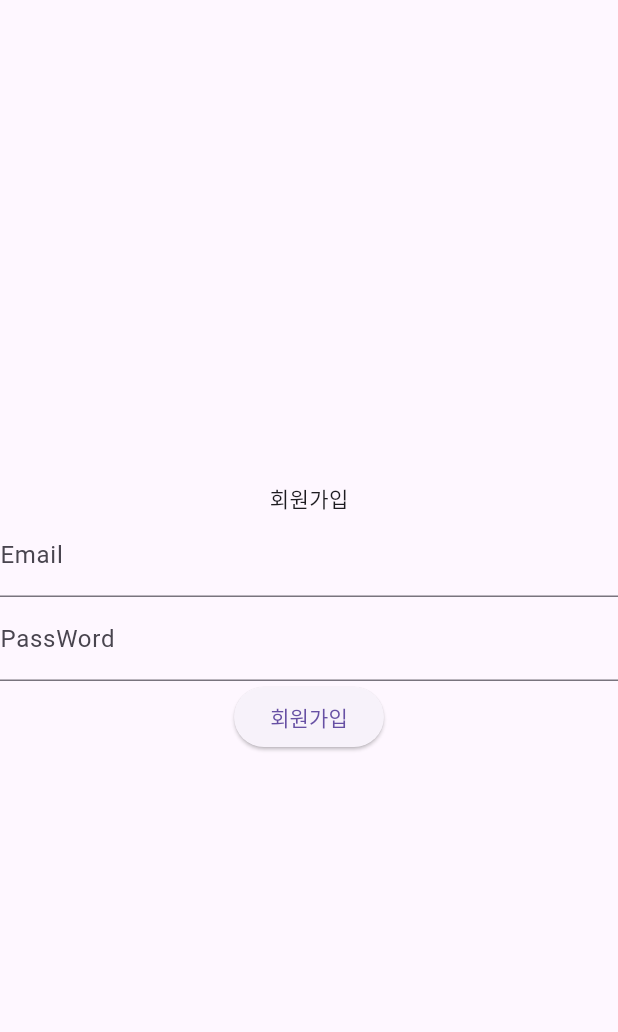
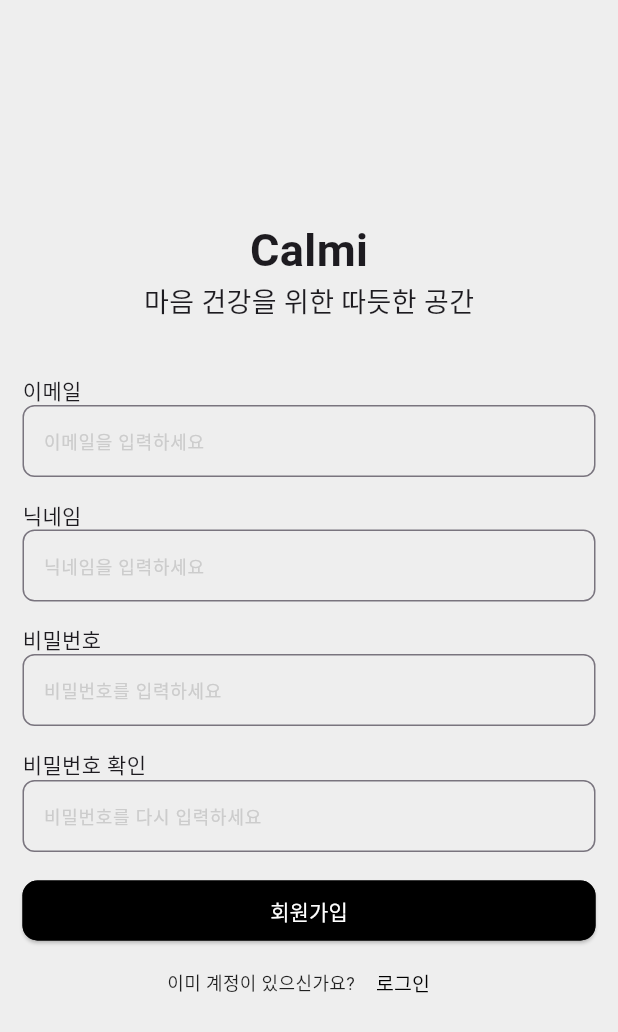
Before and after one commit to KimHyunSookhs/mental-health-care-program, a Flutter app: the SignupScreen screen opened by its route, on a phone screen of 412 x 824 dp. Shown: the top 1032 px of the screen. Run offline on Flutter 3.47's test engine with Material 3 defaults, Android fonts, the phone set to English and light mode, and no system bars; our stand-ins replace firebase_auth, firebase_core, freezed_annotation, get_it, go_router; accounts and stored records are empty; generated files the repository leaves out were written again; network calls fail; Roboto replaces fonts that are missing (42dotSans).

Commit message:
feat : signUpScreen 디자인 완료

```diff
--- a/lib/core/routing/router.dart
+++ b/lib/core/routing/router.dart
@@ -5,6 +5,7 @@ import 'package:mental_health_care/presentation/bottom_navigation_bar/bottom_nav
 import 'package:mental_health_care/presentation/haru/haru_screen.dart';
 import 'package:mental_health_care/presentation/haru/haru_view_model.dart';
 import 'package:mental_health_care/presentation/secret_store/secret_stroe_screen.dart';
+import 'package:mental_health_care/presentation/sign_in_screen/sign_in_screen.dart';
 import 'package:mental_health_care/presentation/signup_screen/sign_up_screen.dart';
 import 'package:mental_health_care/presentation/splashscreen/splash_screen.dart';
 
@@ -25,6 +26,9 @@ final router = GoRouter(
       GoRoute(
           path: Routes.signUpScreen,
           builder: (context, state) => SignupScreen(viewModel: getIt())),
+      GoRoute(
+          path: Routes.signInScreen,
+          builder: (context, state) => SignInScreen()),
       StatefulShellRoute.indexedStack(
           builder: (context, state, navigationShell) {
             return BottomNavigationBarScaffold(
--- a/lib/core/routing/routes.dart
+++ b/lib/core/routing/routes.dart
@@ -4,4 +4,5 @@ abstract class Routes {
   static const String secretStoreScreen = '/secret-store-screen';
   static const String splashScreen = '/splash-screen';
   static const String signUpScreen = '/sign-up-screen';
+  static const String signInScreen = '/sign-in-screen';
 }
--- /dev/null
+++ b/lib/presentation/component/button_styles.dart
@@ -0,0 +1,12 @@
+import 'package:flutter/material.dart';
+
+abstract class ButtonStyles {
+  static final ButtonStyle signInButton = ElevatedButton.styleFrom(
+    backgroundColor: Colors.black,
+    padding: const EdgeInsets.symmetric(horizontal: 15, vertical: 8),
+    shape: RoundedRectangleBorder(
+      borderRadius: BorderRadius.all(Radius.circular(10)),
+      side: BorderSide(color: Colors.black),
+    ),
+  );
+}
--- /dev/null
+++ b/lib/presentation/sign_in_screen/sign_in_screen.dart
@@ -0,0 +1,14 @@
+import 'package:flutter/material.dart';
+
+class SignInScreen extends StatelessWidget {
+  const SignInScreen({super.key});
+
+  @override
+  Widget build(BuildContext context) {
+    return Scaffold(
+      body: Center(
+        child: Text('로그인'),
+      ),
+    );
+  }
+}
--- a/lib/presentation/signup_screen/sign_up_screen.dart
+++ b/lib/presentation/signup_screen/sign_up_screen.dart
@@ -1,5 +1,10 @@
 import 'package:flutter/material.dart';
+import 'package:go_router/go_router.dart';
+import 'package:mental_health_care/core/routing/routes.dart';
+import 'package:mental_health_care/core/ui/color_style.dart';
 import 'package:mental_health_care/presentation/signup_screen/sign_up_view_model.dart';
+
+import '../component/button_styles.dart';
 
 class SignupScreen extends StatefulWidget {
   final SignUpViewModel viewModel;
@@ -30,25 +35,138 @@ class _SignupScreenState extends State<SignupScreen> {
   @override
   Widget build(BuildContext context) {
     return Scaffold(
-      body: Column(
+      body: Container(
+        color: ColorStyle.lightGrey,
+        padding: const EdgeInsets.symmetric(horizontal: 15, vertical: 60),
+        child: Column(
           mainAxisAlignment: MainAxisAlignment.center,
           children: [
-          Text('회원가입'),
+            Text(
+              'Calmi',
+              style: TextStyle(fontSize: 30, fontWeight: FontWeight.w600),
+            ),
+            Text('마음 건강을 위한 따듯한 공간',
+                style: TextStyle(fontSize: 18, fontWeight: FontWeight.w300)),
+            SizedBox(
+              height: 15,
+            ),
+            SizedBox(
+              height: 20,
+            ),
+            Align(
+              alignment: Alignment.centerLeft,
+              child: Text(
+                '이메일',
+              ),
+            ),
             TextField(
               controller: _emailController,
-            decoration: InputDecoration(labelText: 'Email'),
+              decoration: InputDecoration(
+                  contentPadding:
+                      EdgeInsets.symmetric(horizontal: 10, vertical: 3),
+                  border: OutlineInputBorder(
+                      borderRadius: BorderRadius.circular(8),
+                      borderSide: BorderSide(color: ColorStyle.moreDarkGrey)),
+                  hintText: '이메일을 입력하세요',
+                  hintStyle:
+                      TextStyle(color: ColorStyle.moreDarkGrey, fontSize: 12)),
+            ),
+            SizedBox(
+              height: 15,
+            ),
+            Align(
+              alignment: Alignment.centerLeft,
+              child: Text(
+                '닉네임',
+              ),
+            ),
+            TextField(
+              controller: _emailController,
+              decoration: InputDecoration(
+                  contentPadding:
+                      EdgeInsets.symmetric(horizontal: 10, vertical: 3),
+                  border: OutlineInputBorder(
+                      borderRadius: BorderRadius.circular(8),
+                      borderSide: BorderSide(color: ColorStyle.moreDarkGrey)),
+                  hintText: '닉네임을 입력하세요',
+                  hintStyle:
+                      TextStyle(color: ColorStyle.moreDarkGrey, fontSize: 12)),
+            ),
+            SizedBox(
+              height: 15,
+            ),
+            Align(
+              alignment: Alignment.centerLeft,
+              child: Text(
+                '비밀번호',
+              ),
             ),
             TextField(
               controller: _passwordController,
-            decoration: InputDecoration(labelText: 'PassWord'),
+              obscureText: true,
+              decoration: InputDecoration(
+                  contentPadding:
+                      EdgeInsets.symmetric(horizontal: 10, vertical: 3),
+                  border: OutlineInputBorder(
+                      borderRadius: BorderRadius.circular(8),
+                      borderSide: BorderSide(color: ColorStyle.moreDarkGrey)),
+                  hintText: '비밀번호를 입력하세요',
+                  hintStyle:
+                      TextStyle(color: ColorStyle.moreDarkGrey, fontSize: 12)),
             ),
-          ElevatedButton(
+            SizedBox(
+              height: 15,
+            ),
+            Align(
+              alignment: Alignment.centerLeft,
+              child: Text(
+                '비밀번호 확인',
+              ),
+            ),
+            TextField(
+              controller: _passwordController,
+              obscureText: true,
+              decoration: InputDecoration(
+                  contentPadding:
+                      EdgeInsets.symmetric(horizontal: 10, vertical: 3),
+                  border: OutlineInputBorder(
+                      borderRadius: BorderRadius.circular(8),
+                      borderSide: BorderSide(color: ColorStyle.moreDarkGrey)),
+                  hintText: '비밀번호를 다시 입력하세요',
+                  hintStyle:
+                      TextStyle(color: ColorStyle.moreDarkGrey, fontSize: 12)),
+            ),
+            SizedBox(
+              height: 15,
+            ),
+            SizedBox(
+              width: double.infinity,
+              child: ElevatedButton(
+                  style: ButtonStyles.signInButton,
                   onPressed: () {
-                widget.viewModel
-                    .signUp(_emailController.text, _passwordController.text);
+                    widget.viewModel.signUp(
+                        _emailController.text, _passwordController.text);
                   },
-              child: Text('회원가입'))
+                  child: Text(
+                    '회원가입',
+                    style: TextStyle(fontSize: 14, color: Colors.white),
+                  )),
+            ),
+            Row(
+              mainAxisAlignment: MainAxisAlignment.center,
+              children: [
+                Text('이미 계정이 있으신가요?',
+                    style: TextStyle(fontSize: 12, color: Colors.black87)),
+                TextButton(
+                    onPressed: () {
+                      context.go(Routes.signInScreen);
+                    },
+                    child: Text('로그인',
+                        style: TextStyle(fontSize: 13, color: Colors.black)))
               ],
+            )
+          ],
+        ),
       ),
     );
   }
--- a/lib/presentation/splashscreen/splash_screen.dart
+++ b/lib/presentation/splashscreen/splash_screen.dart
@@ -1,5 +1,6 @@
 import 'package:flutter/material.dart';
 import 'package:go_router/go_router.dart';
+import 'package:mental_health_care/presentation/component/button_styles.dart';
 
 import '../../core/routing/routes.dart';
 
@@ -43,11 +44,34 @@ class SplashScreen extends StatelessWidget {
                   style: TextStyle(fontSize: 14),
                 ),
               ),
+              SizedBox(
+                height: 40,
+              ),
               ElevatedButton(
                   onPressed: () {
                     context.go(Routes.signUpScreen);
                   },
-                  child: Text('회원가입'))
+                  style: ButtonStyles.signInButton,
+                  child: Text(
+                    '로그인',
+                    style: TextStyle(color: Colors.white),
+                  )),
+              SizedBox(
+                height: 8,
+              ),
+              Row(
+                mainAxisAlignment: MainAxisAlignment.center,
+                children: [
+                  Text('처음이신가요?',
+                      style: TextStyle(fontSize: 12, color: Colors.black87)),
+                  TextButton(
+                      onPressed: () {
+                        context.go(Routes.signUpScreen);
+                      },
+                      child: Text('가입하기',
+                          style: TextStyle(fontSize: 13, color: Colors.black)))
+                ],
+              )
             ],
           ),
         ),
```
Also changed, not shown: lib/presentation/login_screen/login_screen.dart (deleted). Lines whose indentation alone changed are shown as unchanged.
